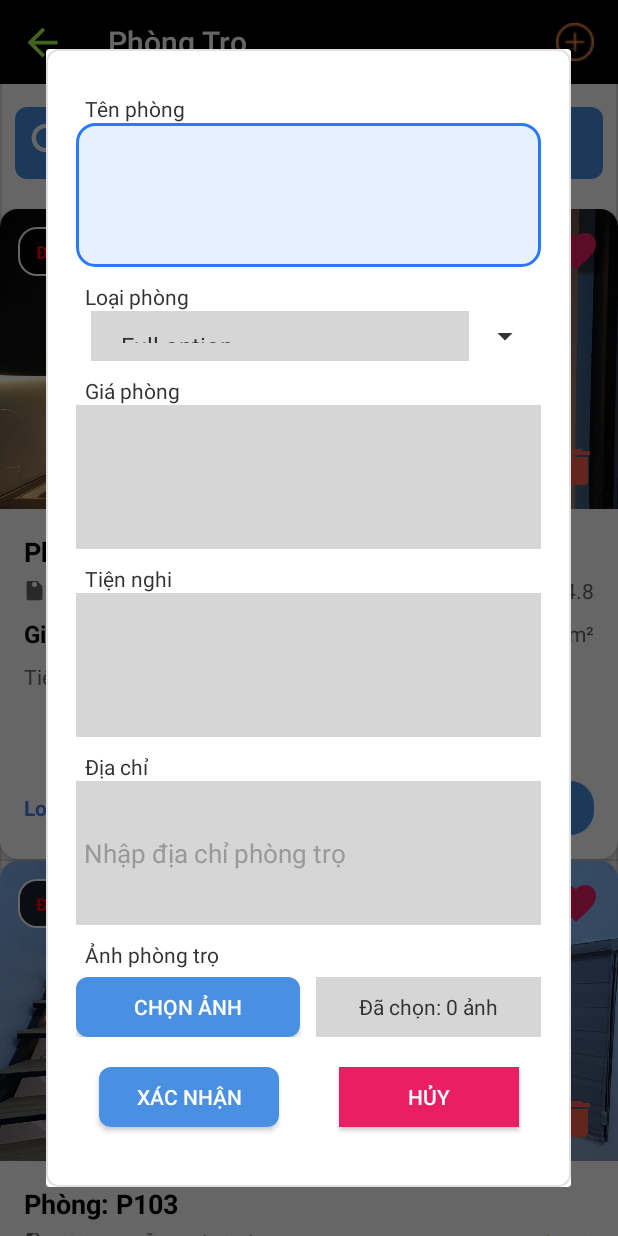
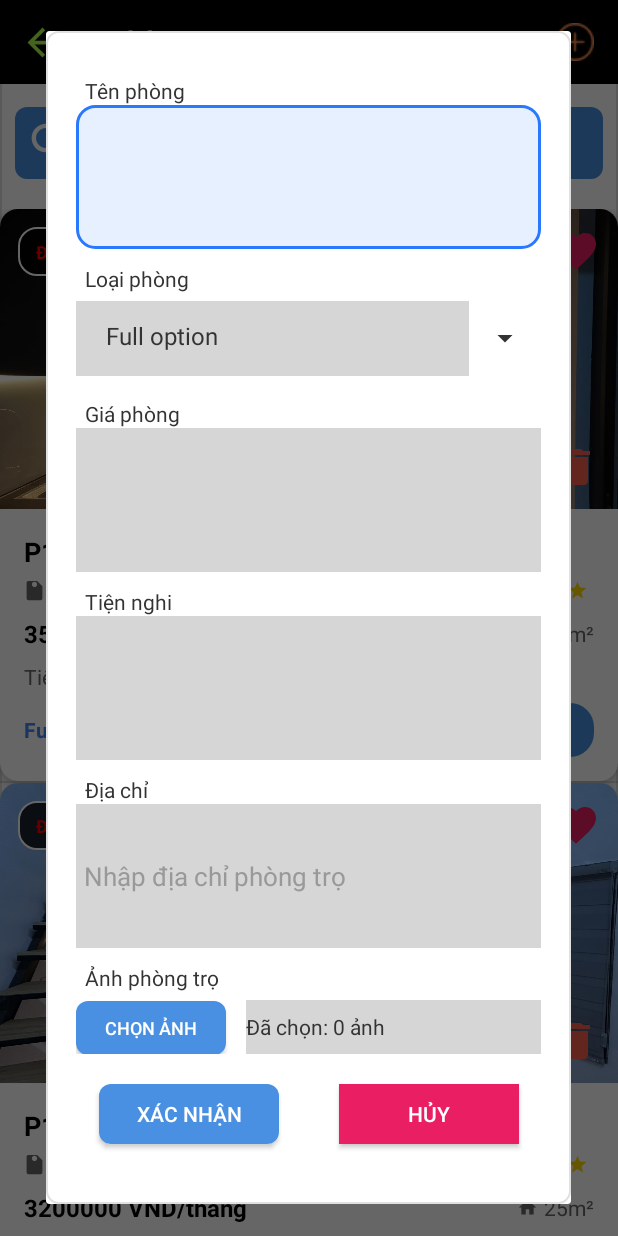
Before and after one commit to vannguyen2802/Exe201, an Android app: the phong_Activity screen opened directly, with no data from a screen before it, after a tap on an icon or button, on a phone screen of 412 x 824 dp. Run offline under Robolectric (Android 15) with nearby library versions, the phone set to English and light mode, and no system bars.

Commit message:
Edit display image

```diff
--- a/Nestera/app/src/main/java/com/example/nestera/Adapter/Phong_Adapter.java
+++ b/Nestera/app/src/main/java/com/example/nestera/Adapter/Phong_Adapter.java
@@ -3,12 +3,15 @@ package com.example.nestera.Adapter;
 import android.content.Context;
 import android.graphics.Color;
 import android.graphics.Paint;
+import android.net.Uri;
 import android.view.LayoutInflater;
 import android.view.View;
 import android.view.ViewGroup;
 import android.widget.ArrayAdapter;
 import android.widget.ImageView;
 import android.widget.TextView;
+
+import com.bumptech.glide.Glide;
 
 import androidx.annotation.NonNull;
 import androidx.annotation.Nullable;
@@ -26,7 +29,7 @@ public class Phong_Adapter extends ArrayAdapter<PhongTro> {
     phong_Activity phong_activity;
     private ArrayList<PhongTro> list;
     LoaiPhongDao loaiPhongDao;
-    TextView txtPhong, txtXemHopDong, txtGia, txtTienNghi,txtCoSo_Phong,txtTinhTrang,txtma;
+    TextView txtPhong, txtXemHopDong, txtGia, txtTienNghi,txtCoSo_Phong,txtTinhTrang,txtma, tvLocation, tvRating;
     ImageView btnDelete, ivRoomImage;
 
     public Phong_Adapter(@NonNull Context context, phong_Activity phong_activity, ArrayList<PhongTro> list) {
@@ -57,15 +60,24 @@ public class Phong_Adapter extends ArrayAdapter<PhongTro> {
             txtCoSo_Phong = v.findViewById(R.id.txtLoaiPhong_Phong);
             txtTinhTrang = v.findViewById(R.id.tvStatus);
             txtXemHopDong = v.findViewById(R.id.txtXemHopDong);
+            tvLocation = v.findViewById(R.id.tvLocation);
 
 
-            txtPhong.setText("Phòng: " + phongTro.getTenPhong());
-            txtGia.setText("Giá: " + phongTro.getGia());
+            txtPhong.setText(phongTro.getTenPhong());
+            txtGia.setText(phongTro.getGia() + " VND/tháng");
             txtTienNghi.setText("Tiện nghi: " + phongTro.getTienNghi());
+
+            // Set địa chỉ
+            if (phongTro.getDiaChi() != null && !phongTro.getDiaChi().isEmpty()) {
+                tvLocation.setText(phongTro.getDiaChi());
+            } else {
+                tvLocation.setText("Chưa cập nhật địa chỉ");
+            }
+
 
             loaiPhongDao=new LoaiPhongDao(context);
             LoaiPhong loaiPhong=loaiPhongDao.getID(String.valueOf(phongTro.getMaLoai()));
-            txtCoSo_Phong.setText("Loại phòng: " + loaiPhong.getTenLoaiPhong());
+            txtCoSo_Phong.setText(loaiPhong.getTenLoaiPhong());
                 txtXemHopDong.setPaintFlags(txtXemHopDong.getPaintFlags() | Paint.UNDERLINE_TEXT_FLAG);
             if (phongTro.getTrangThai() == 1) {
                 txtXemHopDong.setText("Xem hợp đồng");
@@ -107,7 +119,26 @@ public class Phong_Adapter extends ArrayAdapter<PhongTro> {
             // Load ảnh từ imagePath
             if (ivRoomImage != null) {
                 String imagePath = phongTro.getImagePath();
+                android.util.Log.d("PhongAdapter", "Loading image for room " + phongTro.getTenPhong() + " - imagePath: " + imagePath);
                 if (imagePath != null && !imagePath.isEmpty()) {
+                    // Kiểm tra xem có phải URI hay tên file drawable
+                    if (imagePath.startsWith("content://") || imagePath.startsWith("file://")) {
+                        // Load từ URI bằng Glide
+                        try {
+                            Glide.with(context)
+                                .load(Uri.parse(imagePath))
+                                .placeholder(R.drawable.phong_tro_1_1)
+                                .error(R.drawable.phong_tro_1_2)
+                                .into(ivRoomImage);
+                        } catch (Exception e) {
+                            android.util.Log.e("PhongAdapter", "Failed to load URI: " + imagePath, e);
+                            // Fallback với ảnh phòng trọ đa dạng
+                            int[] roomImages = {R.drawable.phong_tro_1_1, R.drawable.phong_tro_1_2, R.drawable.phong_tro_1_3};
+                            int imageIndex = position % roomImages.length;
+                            ivRoomImage.setImageResource(roomImages[imageIndex]);
+                        }
+                    } else {
+                        // Load từ drawable resources
                         String imageName = imagePath;
                         // Loại bỏ extension nếu có
                         if (imageName.contains(".")) {
@@ -119,12 +150,17 @@ public class Phong_Adapter extends ArrayAdapter<PhongTro> {
                         if (imageResId != 0) {
                             ivRoomImage.setImageResource(imageResId);
                         } else {
-                        // Fallback với ảnh mặc định
-                        ivRoomImage.setImageResource(R.drawable.phong_tro_1_1);
+                            // Fallback với ảnh phòng trọ đa dạng
+                            int[] roomImages = {R.drawable.phong_tro_1_1, R.drawable.phong_tro_1_2, R.drawable.phong_tro_1_3};
+                            int imageIndex = position % roomImages.length;
+                            ivRoomImage.setImageResource(roomImages[imageIndex]);
+                        }
                     }
                 } else {
-                    // Sử dụng ảnh mặc định
-                    ivRoomImage.setImageResource(R.drawable.phong_tro_1_1);
+                    // Hiển thị ảnh phòng trọ đa dạng khi chưa có imagePath
+                    int[] roomImages = {R.drawable.phong_tro_1_1, R.drawable.phong_tro_1_2, R.drawable.phong_tro_1_3};
+                    int imageIndex = position % roomImages.length;
+                    ivRoomImage.setImageResource(roomImages[imageIndex]);
                 }
             }
         }
--- a/Nestera/app/src/main/res/layout/dialog_phong.xml
+++ b/Nestera/app/src/main/res/layout/dialog_phong.xml
@@ -40,22 +40,23 @@
     <TextView
         android:layout_width="wrap_content"
         android:layout_height="wrap_content"
-        android:paddingLeft="6dp"
+        android:paddingStart="6dp"
         android:paddingTop="10dp"
         android:text="Loại phòng"
         android:textColor="@color/gray_dark" />
     <Spinner
         android:id="@+id/spnLoaiPhong"
         android:layout_width="match_parent"
-        android:layout_height="33dp"
-        android:paddingLeft="10dp"
+        android:layout_height="50dp"
+        android:layout_marginTop="5dp"
+        android:layout_marginBottom="5dp"
         android:backgroundTint="@color/gray_dark"
         android:popupBackground="@color/black"
-        android:textSize="17dp" />
+        android:textSize="17sp" />
     <TextView
         android:layout_width="wrap_content"
         android:layout_height="wrap_content"
-        android:paddingLeft="6dp"
+        android:paddingStart="6dp"
         android:paddingTop="10dp"
         android:text="Giá phòng"
         android:textColor="@color/gray_dark" />
@@ -67,7 +68,7 @@
         android:padding="5dp"
         android:textColor="@color/gray_dark"
         android:textColorHint="@color/gray_medium"
-        android:textSize="17dp" />
+        android:textSize="17sp" />
     <TextView
         android:layout_width="wrap_content"
         android:layout_height="wrap_content"
@@ -83,16 +84,16 @@
         android:padding="5dp"
         android:textColor="@color/gray_dark"
         android:textColorHint="@color/gray_medium"
-        android:textSize="17dp" />
+        android:textSize="17sp" />
     <CheckBox
         android:layout_gravity="start"
         android:id="@+id/chkDaChoThue"
         android:layout_width="wrap_content"
         android:layout_height="wrap_content"
         android:buttonTint="@color/gray_dark"
-        android:layout_marginLeft="-4dp"
+        android:layout_marginStart="-4dp"
         android:textColor="@color/gray_dark"
-        android:textSize="12dp"
+        android:textSize="12sp"
         android:layout_marginTop="10dp"
         android:text="Đã cho thuê"/>
 
@@ -100,7 +101,7 @@
     <TextView
         android:layout_width="wrap_content"
         android:layout_height="wrap_content"
-        android:paddingLeft="6dp"
+        android:paddingStart="6dp"
         android:paddingTop="10dp"
         android:text="Địa chỉ"
         android:textColor="@color/gray_dark" />
@@ -114,13 +115,13 @@
         android:hint="Nhập địa chỉ phòng trọ"
         android:textColor="@color/gray_dark"
         android:textColorHint="@color/gray_medium"
-        android:textSize="17dp" />
+        android:textSize="17sp" />
 
     <!-- Phần chọn ảnh phòng trọ -->
     <TextView
         android:layout_width="wrap_content"
         android:layout_height="wrap_content"
-        android:paddingLeft="6dp"
+        android:paddingStart="6dp"
         android:paddingTop="10dp"
         android:text="Ảnh phòng trọ"
         android:textColor="@color/gray_dark" />
@@ -133,21 +134,23 @@
 
         <Button
             android:id="@+id/btnChonAnh"
-            android:layout_width="0dp"
-            android:layout_height="40dp"
-            android:layout_weight="1"
+            android:layout_width="wrap_content"
+            android:layout_height="36dp"
+            android:paddingStart="12dp"
+            android:paddingEnd="12dp"
+            android:minWidth="100dp"
             android:background="@drawable/filter_button_background"
             android:text="Chọn ảnh"
             android:textColor="@color/white"
-            android:textSize="14sp"
-            android:layout_marginEnd="5dp" />
+            android:textSize="12sp"
+            android:layout_marginEnd="8dp" />
 
         <TextView
             android:id="@+id/txtSoAnhDaChon"
             android:layout_width="0dp"
-            android:layout_height="40dp"
+            android:layout_height="36dp"
             android:layout_weight="1"
-            android:gravity="center"
+            android:gravity="center_vertical"
             android:text="0 ảnh được chọn"
             android:textColor="@color/gray_dark"
             android:textSize="14sp"
--- a/Nestera/app/src/main/res/layout/item_phong.xml
+++ b/Nestera/app/src/main/res/layout/item_phong.xml
@@ -23,7 +23,7 @@
                 android:layout_width="match_parent"
                 android:layout_height="match_parent"
                 android:scaleType="centerCrop"
-                android:src="@drawable/phong_tro_1_1" />
+                android:src="@drawable/ic_image_placeholder" />
 
             <!-- Status badge với background rõ ràng hơn -->
             <TextView
@@ -35,7 +35,6 @@
                 android:background="@drawable/status_badge_background"
                 android:paddingHorizontal="12dp"
                 android:paddingVertical="8dp"
-                android:text="Còn trống"
                 android:textColor="@color/white"
                 android:textSize="12sp"
                 android:textStyle="bold" />
@@ -62,10 +61,10 @@
 
         </FrameLayout>
 
-        <!-- Thông tin phòng với chiều cao cố định -->
+        <!-- Thông tin phòng -->
         <LinearLayout
             android:layout_width="match_parent"
-            android:layout_height="233dp"
+            android:layout_height="wrap_content"
             android:orientation="vertical"
             android:padding="16dp">
 
@@ -75,8 +74,7 @@
                 android:layout_width="match_parent"
                 android:layout_height="wrap_content"
                 android:ellipsize="end"
-                android:maxLines="1"
-                android:text="Phòng trọ cao cấp Quận 1"
+                android:maxLines="2"
                 android:textColor="@color/black"
                 android:textSize="18sp"
                 android:textStyle="bold" />
@@ -101,7 +99,8 @@
                     android:layout_height="wrap_content"
                     android:layout_marginStart="6dp"
                     android:layout_weight="1"
-                    android:text="123 Nguyễn Huệ, Quận 1"
+                    android:ellipsize="end"
+                    android:maxLines="1"
                     android:textColor="#666666"
                     android:textSize="14sp" />
 
@@ -118,7 +117,6 @@
                     android:layout_width="wrap_content"
                     android:layout_height="wrap_content"
                     android:layout_marginStart="4dp"
-                    android:text="4.8"
                     android:textColor="#666666"
                     android:textSize="14sp" />
 
@@ -137,7 +135,6 @@
                     android:layout_width="0dp"
                     android:layout_height="wrap_content"
                     android:layout_weight="1"
-                    android:text="3.5tr/tháng"
                     android:textColor="@color/black"
                     android:textSize="16sp"
                     android:textStyle="bold" />
@@ -198,7 +195,6 @@
                     android:layout_width="0dp"
                     android:layout_height="wrap_content"
                     android:layout_weight="1"
-                    android:text="Full option"
                     android:textColor="#4285F4"
                     android:textSize="14sp"
                     android:textStyle="bold" />
```
Also changed, not shown: Nestera/app/src/main/java/com/example/nestera/Activity/phong_Activity.java (+36 -5 lines), Nestera/app/src/main/java/com/example/nestera/Dao/phongTroDao.java (+34 -5 lines), Nestera/app/src/main/java/com/example/nestera/Database/DbHelper.java (+29 -1 lines). Lines whose indentation alone changed are shown as unchanged.
